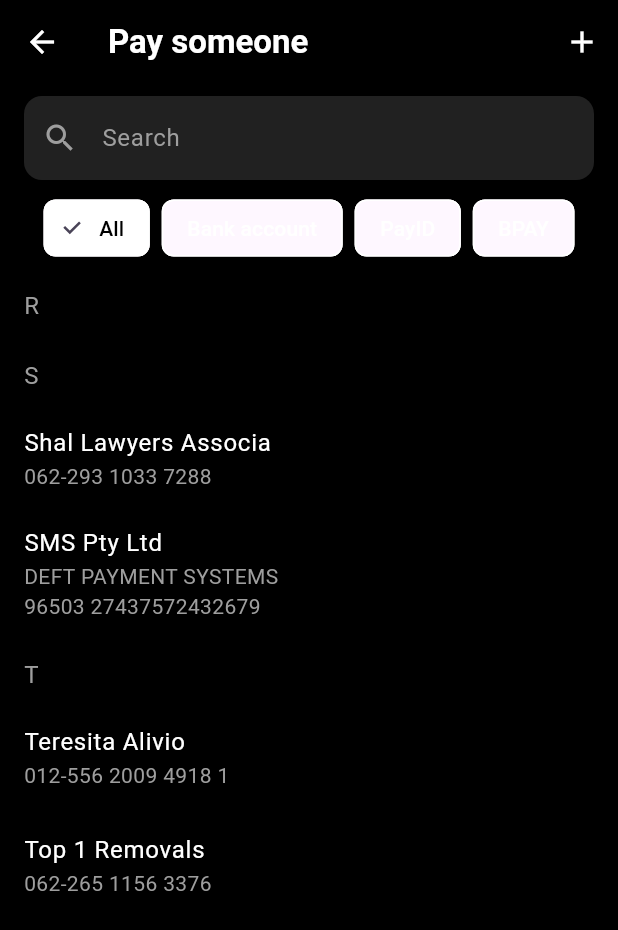
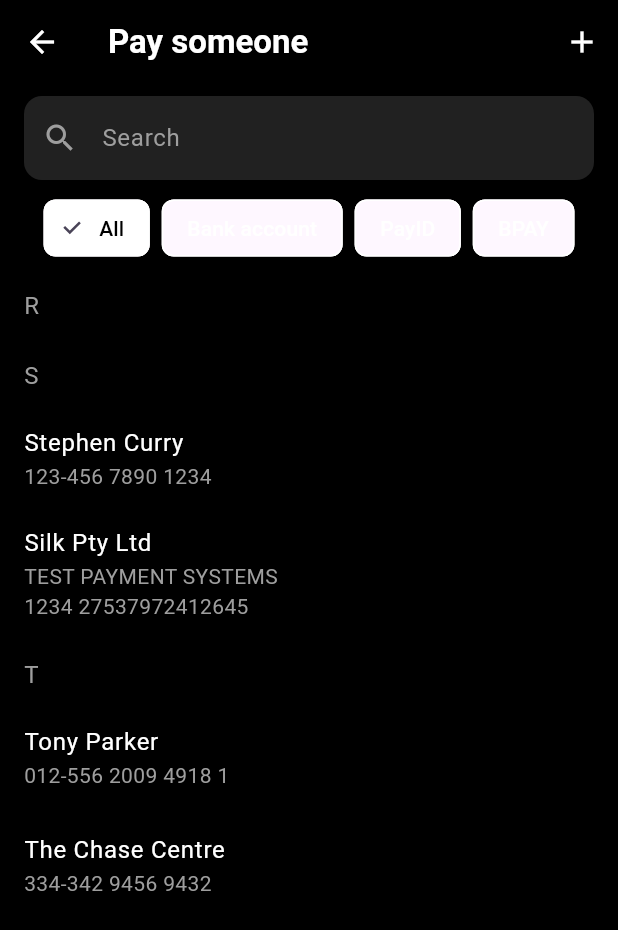
Before and after one commit to deanagan/the_pledge_bank, a Flutter app: the PaySomeoneScreen screen opened directly, on a phone screen of 412 x 824 dp. Shown: the top 930 px of the screen. Run offline on Flutter 3.47's test engine with Material 3 defaults, Android fonts, the phone set to English and light mode, and no system bars; our stand-ins replace flutter_svg.

Commit message:
Fix up mapping

```diff
--- a/lib/pay_someone_screen.dart
+++ b/lib/pay_someone_screen.dart
@@ -5,9 +5,9 @@
 
   final List<Map<String, String>> contacts = const [
     {'name': 'Stephen Curry', 'details': '123-456 7890 1234'},
-    {'name': 'Test Pty Ltd', 'details': 'TEST PAYMENT SYSTEMS\n1234 27537972412645'},
+    {'name': 'Silk Pty Ltd', 'details': 'TEST PAYMENT SYSTEMS\n1234 27537972412645'},
     {'name': 'Tony Parker', 'details': '012-556 2009 4918 1'},
-    {'name': 'Chase Centre', 'details': '334-342 9456 9432'},
+    {'name': 'The Chase Centre', 'details': '334-342 9456 9432'},
   ];
 
   @override
@@ -79,13 +79,14 @@
   Widget _buildContactList() {
     return ListView(
       children: [
+        // Laying this out manually for now
         _buildAlphaHeader('R'),
         _buildAlphaHeader('S'),
-        _buildContactItem('Shal Lawyers Associa', '062-293 1033 7288'),
-        _buildContactItem('SMS Pty Ltd', 'DEFT PAYMENT SYSTEMS\n96503 27437572432679'),
+        _buildContactItem(contacts[0]['name']!, contacts[0]['details']!),
+        _buildContactItem(contacts[1]['name']!, contacts[1]['details']!),
         _buildAlphaHeader('T'),
-        _buildContactItem('Teresita Alivio', '012-556 2009 4918 1'),
-        _buildContactItem('Top 1 Removals', '062-265 1156 3376'),
+        _buildContactItem(contacts[2]['name']!, contacts[2]['details']!),
+        _buildContactItem(contacts[3]['name']!, contacts[3]['details']!),
       ],
     );
   }
```
